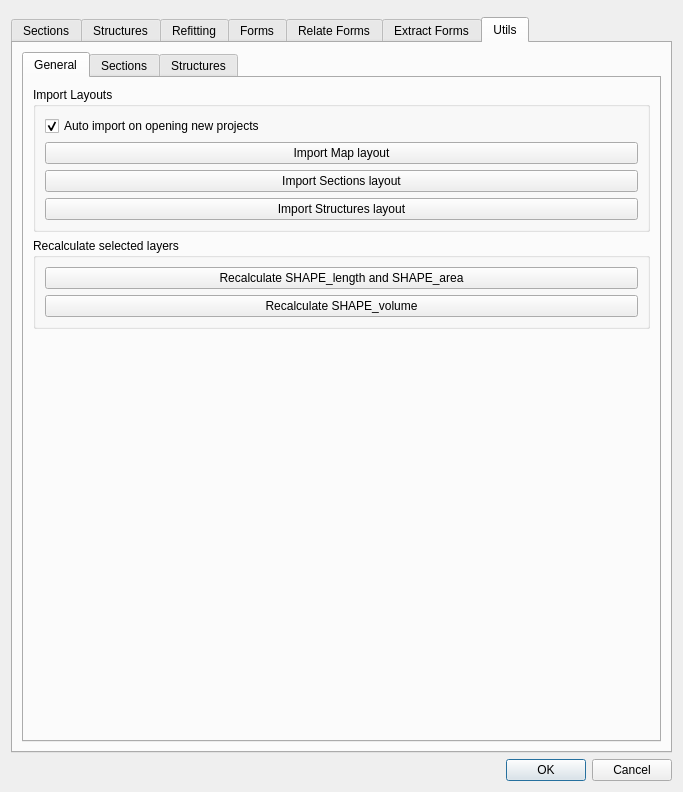
Old version of the form sugar_tools_dialog.ui in the repository psigcat/sugartools.
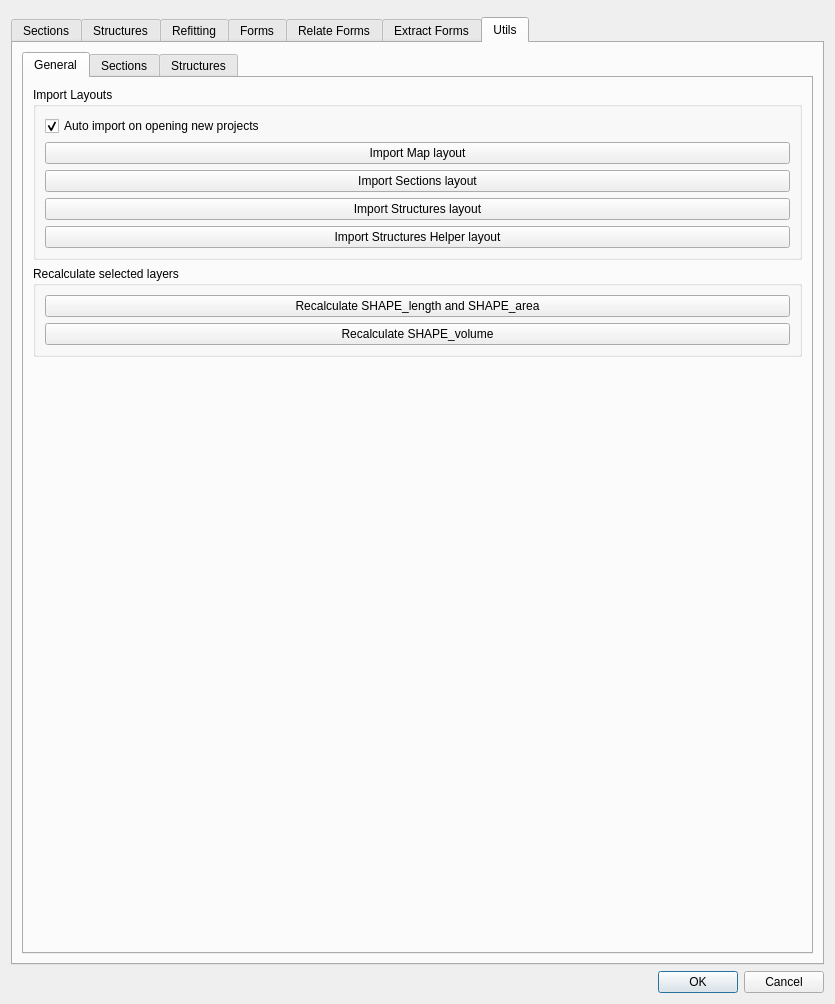
New version of the form. The open tabs and pages were chosen to show the change. Custom widgets are drawn as their Qt base class.

```diff
--- a/sugar_tools_dialog.ui
+++ b/sugar_tools_dialog.ui
@@ -6,8 +6,8 @@
    <rect>
     <x>0</x>
     <y>0</y>
-    <width>683</width>
-    <height>792</height>
+    <width>835</width>
+    <height>1004</height>
    </rect>
   </property>
   <property name="windowTitle">
@@ -889,6 +889,13 @@
                 </property>
                </widget>
               </item>
+              <item>
+               <widget class="QPushButton" name="import_layout_structures_helper_btn">
+                <property name="text">
+                 <string>Import Structures Helper layout</string>
+                </property>
+               </widget>
+              </item>
              </layout>
             </widget>
            </item>
```
